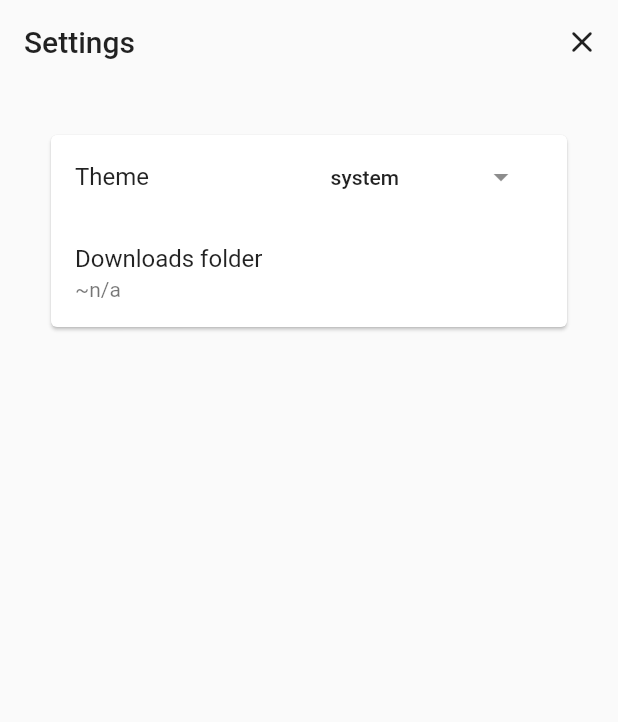
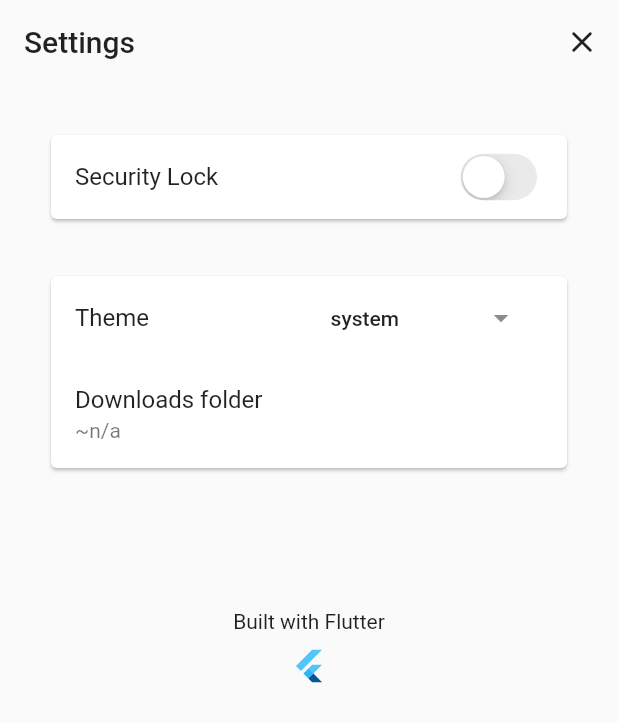
Before and after one commit to shyamexe/media-vault-flutter-bloc, a Flutter app: the Settings screen opened directly, after a tap on "Downloads folder", on a phone screen of 412 x 824 dp. Shown: the top 722 px of the screen. Run offline on Flutter 3.47's test engine with Material 2 defaults, Android fonts, the light colour scheme and no system bars; our stand-ins replace bloc, equatable, file_picker, flutter_bloc, flutter_expandable_fab, flutter_local_notifications and 6 more; missing offline and left inert: app_settings, saf; accounts and stored records are empty; statements that could not run were skipped.

Commit message:
updates biolock

```diff
--- a/lib/config/routes/routes.dart
+++ b/lib/config/routes/routes.dart
@@ -8,7 +8,7 @@ import 'package:mediavault/modules/dashboard/logic/file_finder/file_finder_bloc.
 
 import '../../modules/common/screens/settings.dart';
 import '../../modules/dashboard/screens/dashboard_screens.dart';
-import '../../widgets/Biometric_widget.dart';
+import '../../widgets/biometric_widget.dart';
 
 /// AppRouter is a class that handles the generation of routes in the app.
 class AppRouter {
--- a/lib/main.dart
+++ b/lib/main.dart
@@ -1,6 +1,7 @@
 import 'package:flutter/foundation.dart';
 import 'package:flutter/material.dart';
 import 'package:flutter_bloc/flutter_bloc.dart';
+import 'package:get_storage/get_storage.dart';
 // import 'package:flutter_dotenv/flutter_dotenv.dart';
 import 'package:hydrated_bloc/hydrated_bloc.dart';
 import 'package:path_provider/path_provider.dart';
@@ -13,6 +14,7 @@ import 'utils/services/notification_service.dart';
 
 void main() async {
   WidgetsFlutterBinding.ensureInitialized();
+  await GetStorage.init();
   NotificationApi().initNotification();
   HydratedBloc.storage = await HydratedStorage.build(
     storageDirectory: kIsWeb
@@ -45,18 +47,15 @@ class _MyAppState extends State<MyApp> with WidgetsBindingObserver {
       case AppLifecycleState.inactive:
         {
           // The app has been minimized or switched away from.
-          print('hidden');
           context.read<BioAuthBloc>().add( RemoveBioAuthEvent(time: DateTime.now()));
         }
 
       case AppLifecycleState.resumed:
         {
-          print('hidrteteden');
           context.read<BioAuthBloc>().add(const ResumedBioAuthEvent());
           // The app has been resumed.
         }
       default:
-        print(state);
         break;
     }
   }
--- a/lib/modules/common/logic/bio_auth_bloc/bio_auth_bloc.dart
+++ b/lib/modules/common/logic/bio_auth_bloc/bio_auth_bloc.dart
@@ -1,17 +1,30 @@
 import 'package:bloc/bloc.dart';
 import 'package:equatable/equatable.dart';
+import 'package:flutter/foundation.dart';
 import 'package:flutter/services.dart';
 import 'package:local_auth/local_auth.dart';
+import 'package:mediavault/utils/helpers/storage_box.dart';
 
 part 'bio_auth_event.dart';
 part 'bio_auth_state.dart';
 
 class BioAuthBloc extends Bloc<BioAuthEvent, BioAuthState> {
   BioAuthBloc() : super(BioAuthInitial()) {
-    on<CheckBioAuthEvent>(_loadBio);
-    on<RemoveBioAuthEvent>(_clearBio);
-    on<ResumedBioAuthEvent>(_resumeBio);
+    on<CheckBioAuthEvent>(
+      Storagebox().isLockEnabled() ? _loadBio : _avoidBio,
+    );
+    on<RemoveBioAuthEvent>(
+      Storagebox().isLockEnabled() ? _clearBio : _avoidBio,
+    );
+    on<ResumedBioAuthEvent>(
+      Storagebox().isLockEnabled() ? _resumeBio : _avoidBio,
+    );
   }
+
+  _avoidBio(event, Emitter<BioAuthState> emit) {
+    emit(BioAuthSuccess());
+  }
+
   _clearBio(RemoveBioAuthEvent event, Emitter<BioAuthState> emit) async {
     if (state is BioAuthSuccess) {
       emit(BioAuthSuspended(time: event.time));
@@ -19,10 +32,16 @@ class BioAuthBloc extends Bloc<BioAuthEvent, BioAuthState> {
   }
 
   _resumeBio(ResumedBioAuthEvent event, Emitter<BioAuthState> emit) async {
-    print('rrrrrrrrrrrrrrr${state.toString()}');
-    if (state is BioAuthSuspended &&
-        (state as BioAuthSuspended).time.difference(DateTime.now()).inSeconds >=
-            120) {
+    if (kDebugMode) {
+      print(state);
+    }
+    if (state is BioAuthSuspended) {
+      if (kDebugMode) {
+        print('inactive: ${(state as BioAuthSuspended).time.difference(DateTime.now()).inSeconds.abs()}sec');
+      }
+
+    if ( DateTime.now().difference((state as BioAuthSuspended).time).inSeconds.abs() >=
+            60) {
       try {
         emit(BioAuthLoading());
         final LocalAuthentication auth = LocalAuthentication();
@@ -51,7 +70,7 @@ class BioAuthBloc extends Bloc<BioAuthEvent, BioAuthState> {
       } catch (e) {
         emit(BioAuthFailed());
       }
-    }
+    }}
   }
 
   _loadBio(CheckBioAuthEvent event, Emitter<BioAuthState> emit) async {
@@ -76,7 +95,7 @@ class BioAuthBloc extends Bloc<BioAuthEvent, BioAuthState> {
           // ...
           emit(BioAuthFailed());
         }
-      }else{
+      } else {
         emit(BioAuthSuccess());
       }
     } catch (e) {
--- a/lib/modules/common/logic/download_path_cubit.dart
+++ b/lib/modules/common/logic/download_path_cubit.dart
@@ -1,31 +1,44 @@
+import 'package:app_settings/app_settings.dart';
 import 'package:bloc/bloc.dart';
 import 'package:equatable/equatable.dart';
+import 'package:local_auth/local_auth.dart';
+import 'package:mediavault/utils/helpers/storage_box.dart';
 import 'package:permission_handler/permission_handler.dart';
 import 'package:saf/saf.dart';
 
 class DownloadPathState extends Equatable {
   final String path;
-  const DownloadPathState({required this.path});
+  final bool isLockEnabled;
+  const DownloadPathState({
+    required this.path,
+    required this.isLockEnabled,
+  });
 
   @override
   List<Object> get props => [path];
 }
 
 final class DownloadPathInitial extends DownloadPathState {
-  const DownloadPathInitial({required super.path});
+  const DownloadPathInitial(
+      {required super.path, required super.isLockEnabled});
 }
 
 class DownloadPathCubit extends Cubit<DownloadPathState> {
-  DownloadPathCubit() : super(const DownloadPathInitial(path: '')) {
+  DownloadPathCubit()
+      : super(DownloadPathInitial(
+            path: '', isLockEnabled: Storagebox().isLockEnabled())) {
     loadPath();
   }
 
   loadPath() async {
     List<String>? paths = await Saf.getPersistedPermissionDirectories();
     if (paths?.isNotEmpty ?? false) {
-      emit(DownloadPathState(path: paths?.first ?? 'n/a'));
+      emit(DownloadPathState(
+          path: paths?.first ?? 'n/a',
+          isLockEnabled: Storagebox().isLockEnabled()));
     } else {
-      emit(const DownloadPathState(path: 'n/a'));
+      emit(DownloadPathState(
+          path: 'n/a', isLockEnabled: Storagebox().isLockEnabled()));
     }
   }
 
@@ -41,12 +54,32 @@ class DownloadPathCubit extends Cubit<DownloadPathState> {
       paths = await Saf.getPersistedPermissionDirectories();
 
       if (paths?.isNotEmpty ?? false) {
-        emit(DownloadPathState(path: paths?.first ?? 'n/a'));
+        emit(DownloadPathState(
+            path: paths?.first ?? 'n/a',
+            isLockEnabled: Storagebox().isLockEnabled()));
       } else {
-        emit(const DownloadPathState(path: 'n/a'));
+        emit(DownloadPathState(
+            path: 'n/a', isLockEnabled: Storagebox().isLockEnabled()));
       }
     } else {
-      emit(const DownloadPathState(path: 'n/a'));
+      emit(DownloadPathState(
+          path: 'n/a', isLockEnabled: Storagebox().isLockEnabled()));
+    }
+  }
+
+  updateLock(bool value) async {
+    final LocalAuthentication auth = LocalAuthentication();
+    final bool canAuthenticateWithBiometrics = await auth.canCheckBiometrics;
+    final bool canAuthenticate =
+        canAuthenticateWithBiometrics || await auth.isDeviceSupported();
+    if (canAuthenticate) {
+      Storagebox().updateLock(value);
+      emit(DownloadPathInitial(
+          path: state.path, isLockEnabled: Storagebox().isLockEnabled()));
+      emit(DownloadPathState(
+          path: state.path, isLockEnabled: Storagebox().isLockEnabled()));
+    } else {
+      AppSettings.openAppSettings(type: AppSettingsType.lockAndPassword);
     }
   }
 }
--- a/lib/modules/common/screens/settings.dart
+++ b/lib/modules/common/screens/settings.dart
@@ -1,3 +1,4 @@
+import 'package:flutter/cupertino.dart';
 import 'package:flutter/material.dart';
 import 'package:flutter_bloc/flutter_bloc.dart';
 import 'package:mediavault/modules/common/logic/theme_cubit.dart';
@@ -33,8 +34,24 @@ class Settings extends StatelessWidget {
       ),
       body: SingleChildScrollView(
         padding: const EdgeInsets.all(30),
-        child: Column(
+        child: BlocBuilder<DownloadPathCubit, DownloadPathState>(
+          builder: (context, pathState) {
+            return Column(
               children: [
+                Card(
+                  child: ListTile(
+                    title: const Text('Security Lock'),
+                    trailing: CupertinoSwitch(
+                      value: pathState.isLockEnabled,
+                      onChanged: (value) {
+                        context.read<DownloadPathCubit>().updateLock(value);
+                      },
+                    ),
+                  ),
+                ),
+                const SizedBox(
+                  height: 30,
+                ),
                 Card(
                   child: Column(
                     children: [
@@ -43,7 +60,8 @@ class Settings extends StatelessWidget {
                           return ListTile(
                               title: const Text('Theme'),
                               trailing: DropdownMenu<ThemeMode>(
-                            inputDecorationTheme: const InputDecorationTheme(
+                                inputDecorationTheme:
+                                    const InputDecorationTheme(
                                   border: InputBorder.none,
                                 ),
                                 onSelected: (value) {
@@ -65,21 +83,42 @@ class Settings extends StatelessWidget {
                               ));
                         },
                       ),
-                  BlocBuilder<DownloadPathCubit, DownloadPathState>(
-                    builder: (context, pathState) {
-                      return ListTile(
+                      ListTile(
                         onTap: () {
                           context.read<DownloadPathCubit>().updatePath();
                         },
                         title: const Text('Downloads folder'),
                         subtitle: Text('~${pathState.path}'),
+                      ),
+                    ],
+                  ),
+                ),
+                const SizedBox(
+                  height: 30,
+                ),
+                // const Card(
+                //   child: ListTile(
+                //     title: Text('Clear Files'),
+                //     subtitle: Text('Delete all secured Files'),
+                //   ),
+                // ),
+                const SizedBox(
+                  height: 60,
+                ),
+                const Column(
+                  mainAxisAlignment: MainAxisAlignment.center,
+                  mainAxisSize: MainAxisSize.max,
+                  children: [
+                    Text('Built with Flutter'),
+                    SizedBox(
+                      height: 10,
+                    ),
+                    FlutterLogo(),
+                  ],
+                )
+              ],
             );
           },
-                  )
-                ],
-              ),
-            )
-          ],
         ),
       ),
     );
--- /dev/null
+++ b/lib/utils/helpers/storage_box.dart
@@ -0,0 +1,14 @@
+import 'package:get_storage/get_storage.dart';
+
+class Storagebox {
+  final box = GetStorage();
+  String lockKey='lock';
+
+  bool isLockEnabled(){
+   return box.read(lockKey)??false;
+  }
+
+  updateLock(bool value){
+    box.write(lockKey, value);
+  }
+}
--- a/pubspec.yaml
+++ b/pubspec.yaml
@@ -29,6 +29,7 @@ environment:
 # the latest version available on pub.dev. To see which dependencies have newer
 # versions available, run `flutter pub outdated`.
 dependencies:
+  app_settings: ^5.1.1
   bloc: ^8.1.2
   cupertino_icons: ^1.0.2
   encrypt: ^5.0.3
@@ -39,6 +40,7 @@ dependencies:
   flutter_bloc: ^8.1.3
   flutter_expandable_fab: ^2.0.0
   flutter_local_notifications: ^15.1.1
+  get_storage: ^2.1.1
   hydrated_bloc: ^9.1.2
   local_auth: ^2.1.7
   lottie: ^2.6.0
```
Also changed, not shown: pubspec.lock. Lines whose indentation alone changed are shown as unchanged.
